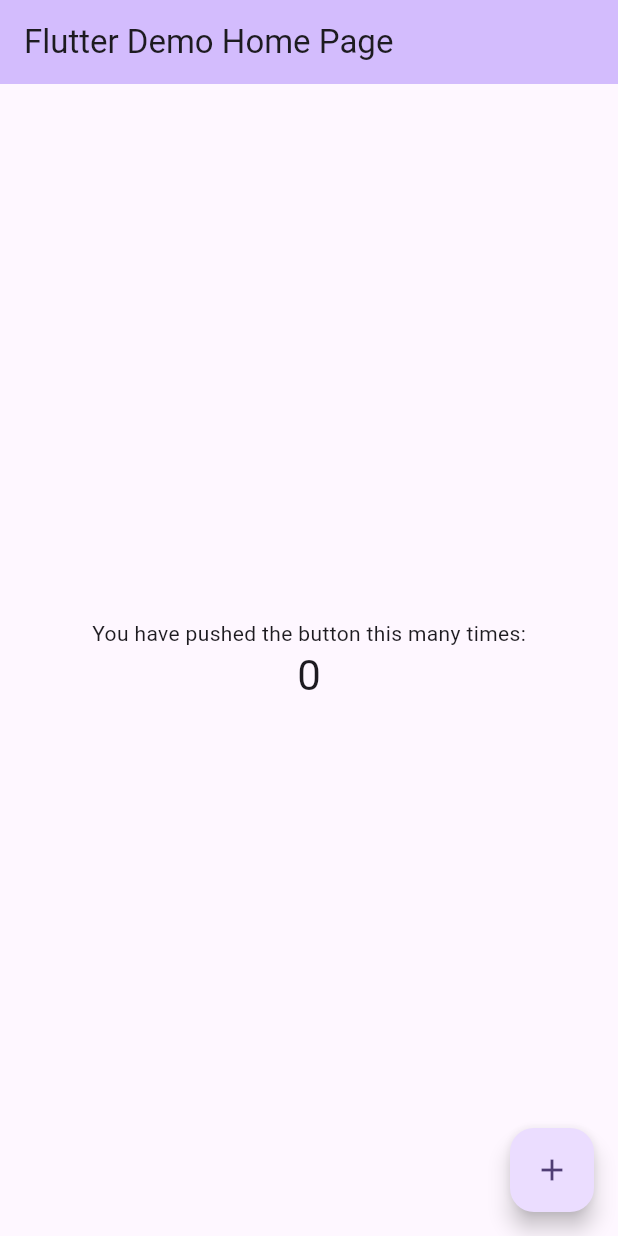
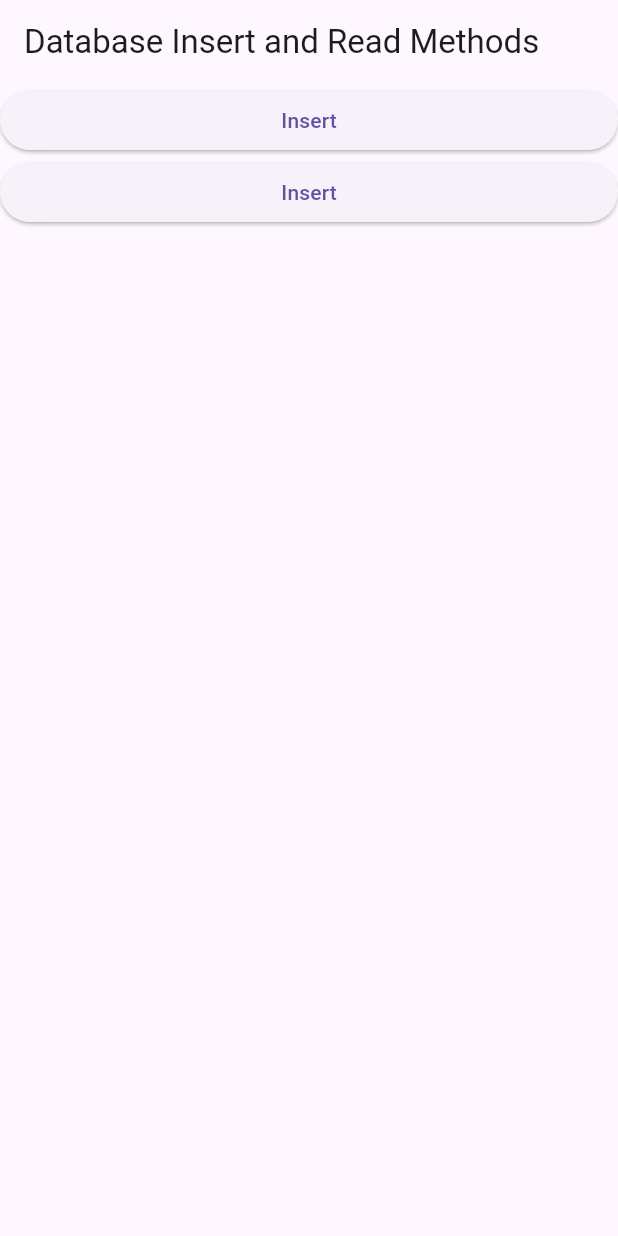
Before and after one commit to Aabis-Ahmed-Hassan/Notepad-SQLite-, a Flutter app: the screen it shows after launch, on a phone screen of 412 x 824 dp. Run offline on Flutter 3.47's test engine with Material 3 defaults, Android fonts, the phone set to English and light mode, and no system bars; our stand-ins replace sqflite; accounts and stored records are empty.

Commit message:
Insert and Read Operations

```diff
--- /dev/null
+++ b/lib/db_handler.dart
@@ -0,0 +1,47 @@
+import 'dart:io';
+
+import 'package:path/path.dart';
+import 'package:path_provider/path_provider.dart';
+import 'package:sqflite/sqflite.dart';
+
+class DBHandler {
+  Database? _database;
+
+  Future<Database> get database async {
+    if (_database != null) {
+      return _database!;
+    }
+    Directory _directory = await getApplicationDocumentsDirectory();
+    String path = await join(_directory.path, 'mydatabase.db');
+
+    _database = await openDatabase(path, version: 1, onCreate: (db, version) {
+      db.execute('''
+      CREATE TABLE MYTABLE (
+      id INTEGER PRIMARY KEY,
+      name TEXT,
+      age INTEGER
+      )
+        ''');
+    });
+
+    return _database!;
+  }
+
+  insertData(int id, String name, int age) async {
+    Database db = await database;
+
+    Map<String, dynamic> myMap = {
+      'id': id,
+      'name': name,
+      'age': age,
+    };
+    await db.insert('MYTABLE', myMap);
+  }
+
+  readData() async {
+    Database _db = await database;
+
+    List myList = await _db.query('MYTABLE');
+    return myList;
+  }
+}
--- /dev/null
+++ b/lib/homescreen.dart
@@ -0,0 +1,44 @@
+import 'package:flutter/material.dart';
+import 'package:sqlite/db_handler.dart';
+
+class HomeScreen extends StatefulWidget {
+  const HomeScreen({super.key});
+
+  @override
+  State<HomeScreen> createState() => _HomeScreenState();
+}
+
+class _HomeScreenState extends State<HomeScreen> {
+  int x = 0;
+  @override
+  Widget build(BuildContext context) {
+    return Scaffold(
+      appBar: AppBar(
+        title: Text('Database Insert and Read Methods'),
+      ),
+      body: Column(
+        children: [
+          ElevatedButton(
+            onPressed: () async {
+              x++;
+              await DBHandler().insertData(
+                  DateTime.now().millisecondsSinceEpoch, '$x$x$x$x$x$x', x);
+            },
+            child: Center(
+              child: Text('Insert'),
+            ),
+          ),
+          ElevatedButton(
+            onPressed: () async {
+              List myList = await DBHandler().readData();
+              print(myList);
+            },
+            child: Center(
+              child: Text('Insert'),
+            ),
+          ),
+        ],
+      ),
+    );
+  }
+}
--- a/lib/main.dart
+++ b/lib/main.dart
@@ -1,125 +1,18 @@
 import 'package:flutter/material.dart';
+import 'package:sqlite/homescreen.dart';
 
 void main() {
-  runApp(const MyApp());
+  runApp(MyApp());
 }
 
 class MyApp extends StatelessWidget {
   const MyApp({super.key});
 
-  // This widget is the root of your application.
   @override
   Widget build(BuildContext context) {
     return MaterialApp(
-      title: 'Flutter Demo',
-      theme: ThemeData(
-        // This is the theme of your application.
-        //
-        // TRY THIS: Try running your application with "flutter run". You'll see
-        // the application has a purple toolbar. Then, without quitting the app,
-        // try changing the seedColor in the colorScheme below to Colors.green
-        // and then invoke "hot reload" (save your changes or press the "hot
-        // reload" button in a Flutter-supported IDE, or press "r" if you used
-        // the command line to start the app).
-        //
-        // Notice that the counter didn't reset back to zero; the application
-        // state is not lost during the reload. To reset the state, use hot
-        // restart instead.
-        //
-        // This works for code too, not just values: Most code changes can be
-        // tested with just a hot reload.
-        colorScheme: ColorScheme.fromSeed(seedColor: Colors.deepPurple),
-        useMaterial3: true,
-      ),
-      home: const MyHomePage(title: 'Flutter Demo Home Page'),
+      debugShowCheckedModeBanner: false,
+      home: HomeScreen(),
     );
   }
 }
-
-class MyHomePage extends StatefulWidget {
-  const MyHomePage({super.key, required this.title});
-
-  // This widget is the home page of your application. It is stateful, meaning
-  // that it has a State object (defined below) that contains fields that affect
-  // how it looks.
-
-  // This class is the configuration for the state. It holds the values (in this
-  // case the title) provided by the parent (in this case the App widget) and
-  // used by the build method of the State. Fields in a Widget subclass are
-  // always marked "final".
-
-  final String title;
-
-  @override
-  State<MyHomePage> createState() => _MyHomePageState();
-}
-
-class _MyHomePageState extends State<MyHomePage> {
-  int _counter = 0;
-
-  void _incrementCounter() {
-    setState(() {
-      // This call to setState tells the Flutter framework that something has
-      // changed in this State, which causes it to rerun the build method below
-      // so that the display can reflect the updated values. If we changed
-      // _counter without calling setState(), then the build method would not be
-      // called again, and so nothing would appear to happen.
-      _counter++;
-    });
-  }
-
-  @override
-  Widget build(BuildContext context) {
-    // This method is rerun every time setState is called, for instance as done
-    // by the _incrementCounter method above.
-    //
-    // The Flutter framework has been optimized to make rerunning build methods
-    // fast, so that you can just rebuild anything that needs updating rather
-    // than having to individually change instances of widgets.
-    return Scaffold(
-      appBar: AppBar(
-        // TRY THIS: Try changing the color here to a specific color (to
-        // Colors.amber, perhaps?) and trigger a hot reload to see the AppBar
-        // change color while the other colors stay the same.
-        backgroundColor: Theme.of(context).colorScheme.inversePrimary,
-        // Here we take the value from the MyHomePage object that was created by
-        // the App.build method, and use it to set our appbar title.
-        title: Text(widget.title),
-      ),
-      body: Center(
-        // Center is a layout widget. It takes a single child and positions it
-        // in the middle of the parent.
-        child: Column(
-          // Column is also a layout widget. It takes a list of children and
-          // arranges them vertically. By default, it sizes itself to fit its
-          // children horizontally, and tries to be as tall as its parent.
-          //
-          // Column has various properties to control how it sizes itself and
-          // how it positions its children. Here we use mainAxisAlignment to
-          // center the children vertically; the main axis here is the vertical
-          // axis because Columns are vertical (the cross axis would be
-          // horizontal).
-          //
-          // TRY THIS: Invoke "debug painting" (choose the "Toggle Debug Paint"
-          // action in the IDE, or press "p" in the console), to see the
-          // wireframe for each widget.
-          mainAxisAlignment: MainAxisAlignment.center,
-          children: <Widget>[
-            const Text(
-              'You have pushed the button this many times:',
-            ),
-            Text(
-              '$_counter',
-              style: Theme.of(context).textTheme.headlineMedium,
-            ),
-          ],
-        ),
-      ),
-      floatingActionButton: FloatingActionButton(
-        onPressed: _incrementCounter,
-        tooltip: 'Increment',
-        child: const Icon(Icons.add),
-      ), // This trailing comma makes auto-formatting nicer for build methods.
-    );
-  }
-}
--- a/pubspec.yaml
+++ b/pubspec.yaml
@@ -35,6 +35,8 @@ dependencies:
   # The following adds the Cupertino Icons font to your application.
   # Use with the CupertinoIcons class for iOS style icons.
   cupertino_icons: ^1.0.6
+  sqflite: ^2.3.3
+  path_provider: ^2.1.2
 
 dev_dependencies:
   flutter_test:
```
Also changed, not shown: pubspec.lock, 1 other file.
